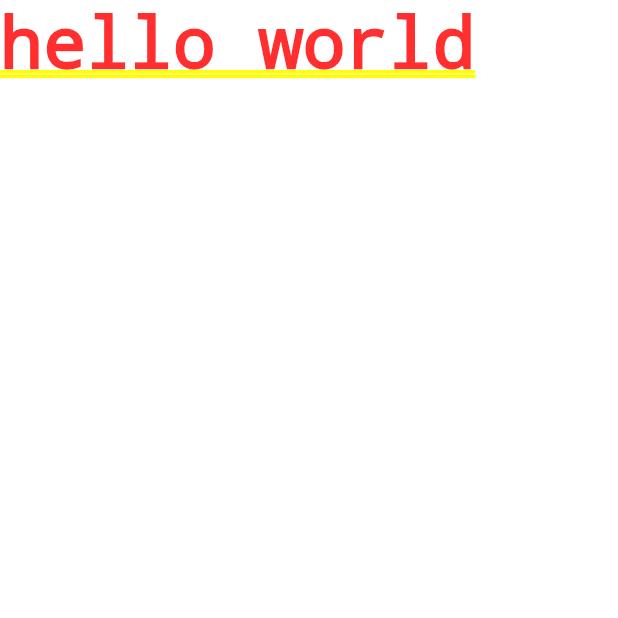
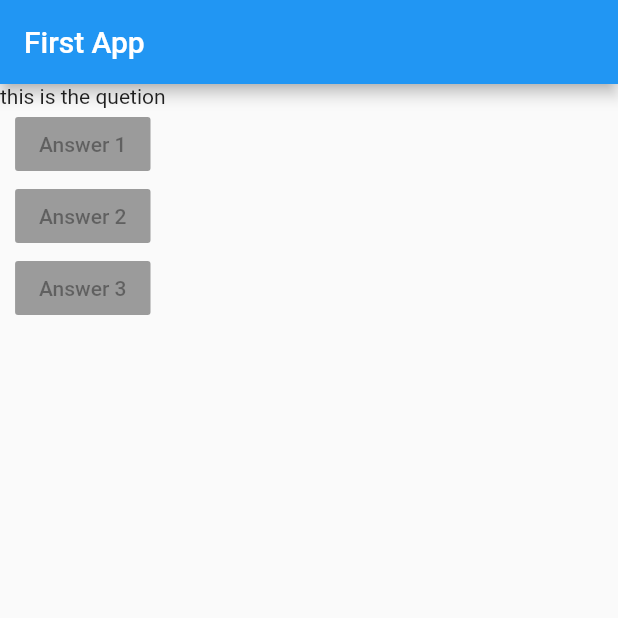
Before and after one commit to ajay-prabhakar/awesome-flutter, a Flutter app: the screen it shows after launch, on a phone screen of 412 x 824 dp, the top half of it. Run offline on Flutter 3.47's test engine with Material 2 defaults, Android fonts, the phone set to English and light mode, and no system bars.

Commit message:
FG: Added buttons and text

```diff
--- a/flutter_guide/lib/main.dart
+++ b/flutter_guide/lib/main.dart
@@ -8,6 +8,21 @@ class MyApp extends StatelessWidget {
   @override
   Widget build(BuildContext context) {
     // TODO: implement build
-    return MaterialApp(home: Text('hello world'));
+    return MaterialApp(
+      debugShowCheckedModeBanner: false,
+      home: Scaffold(
+        appBar: AppBar(
+          title: Text("First App"),
+        ),
+        body: Column(
+          children: <Widget>[
+            Text("this is the quetion"),
+            RaisedButton(child: Text("Answer 1"), onPressed: null),
+            RaisedButton(child: Text("Answer 2"), onPressed: null),
+            RaisedButton(child: Text("Answer 3"), onPressed: null),
+          ],
+        ),
+      ),
+    );
   }
 }
```
Also changed, not shown: flutter_guide/pubspec.lock, 4 other files.
